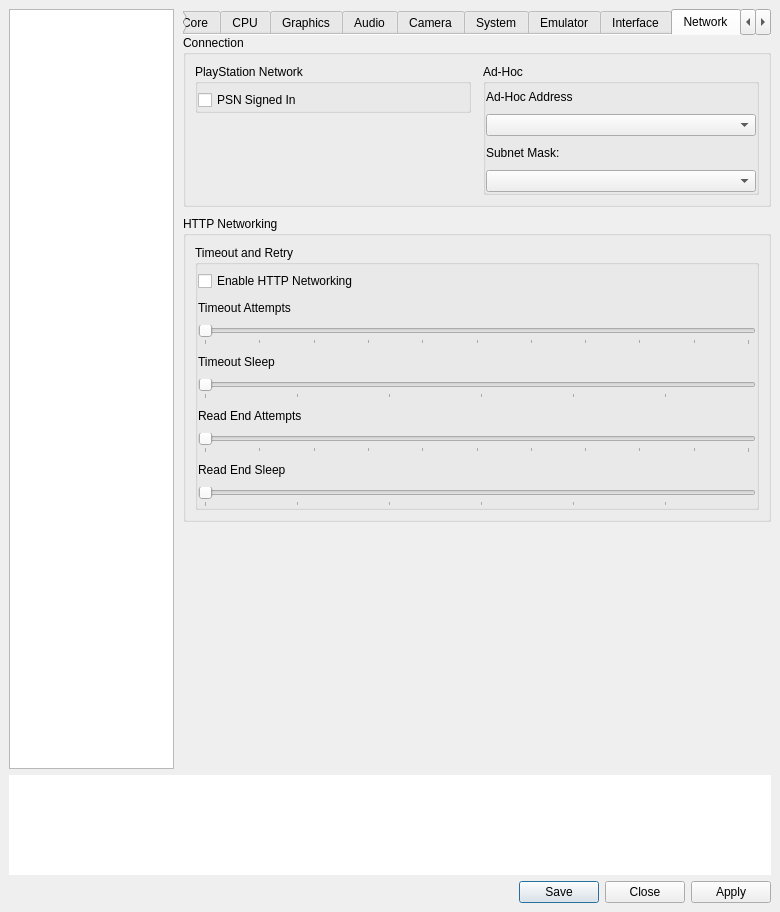
The window that vita3k/gui-qt/src/settings_dialog.ui (zipkindev/Vita3K) describes before a commit, drawn with Qt 5.
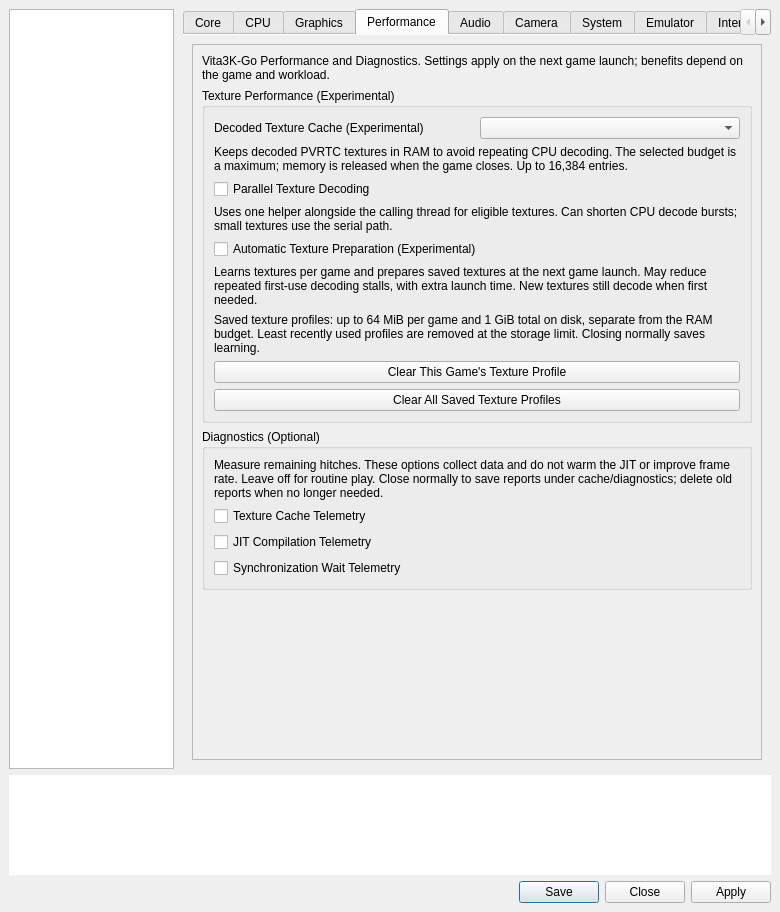
The same window after the commit. The open tabs and pages were chosen to show the change.

Commit message: Add bounded synchronization telemetry and dedicated Performance settings

The edit to the form file:
```diff
--- a/vita3k/gui-qt/src/settings_dialog.ui
+++ b/vita3k/gui-qt/src/settings_dialog.ui
@@ -1001,28 +1001,6 @@
                   </layout>
                  </widget>
                 </item>
-                <item row="2" column="0" colspan="2">
-                 <layout class="QHBoxLayout" name="decoded_texture_cache_layout">
-                  <item>
-                   <widget class="QLabel" name="label_decoded_texture_cache">
-                    <property name="text"><string>Decoded Texture Cache (Experimental)</string></property>
-                   </widget>
-                  </item>
-                  <item><widget class="QComboBox" name="decoded_texture_cache_mb"/></item>
-                 </layout>
-                </item>
-                <item row="3" column="0" colspan="2">
-                 <widget class="QCheckBox" name="automatic_texture_preparation">
-                  <property name="text"><string>Automatic Texture Preparation (Experimental)</string></property>
-                  <property name="toolTip"><string>Prepare learned PVRTC textures when launching this game and update its profile when the game closes normally. Requires a nonzero Decoded Texture Cache budget. Saved profiles use up to 64 MiB per game and 1 GiB total; older profiles are removed automatically. May add loading time. Takes effect on the next game launch.</string></property>
-                 </widget>
-                </item>
-                <item row="4" column="0" colspan="2">
-                 <layout class="QHBoxLayout" name="saved_texture_profiles_layout">
-                  <item><widget class="QPushButton" name="clear_game_texture_profile"><property name="text"><string>Clear This Game's Texture Profile</string></property></widget></item>
-                  <item><widget class="QPushButton" name="clear_all_texture_profiles"><property name="text"><string>Clear All Saved Texture Profiles</string></property></widget></item>
-                 </layout>
-                </item>
                 <item row="1" column="0" colspan="2">
                  <widget class="QGroupBox" name="gb_shaders">
                   <property name="title">
@@ -1124,6 +1102,188 @@
          </item>
         </layout>
        </widget>
+       <widget class="QWidget" name="performance_tab">
+        <attribute name="title">
+         <string>Performance</string>
+        </attribute>
+        <layout class="QVBoxLayout" name="performance_tab_layout">
+         <item>
+          <widget class="QScrollArea" name="performance_scroll">
+           <property name="widgetResizable">
+            <bool>true</bool>
+           </property>
+           <widget class="QWidget" name="performance_content">
+            <layout class="QVBoxLayout" name="performance_content_layout">
+             <item>
+              <widget class="QLabel" name="performance_intro">
+               <property name="text">
+                <string>Vita3K-Go Performance and Diagnostics. Settings apply on the next game launch; benefits depend on the game and workload.</string>
+               </property>
+               <property name="wordWrap">
+                <bool>true</bool>
+               </property>
+              </widget>
+             </item>
+             <item>
+              <widget class="QGroupBox" name="gb_texture_performance">
+               <property name="title">
+                <string>Texture Performance (Experimental)</string>
+               </property>
+               <layout class="QVBoxLayout" name="texture_performance_layout">
+                <item>
+                 <layout class="QHBoxLayout" name="decoded_texture_cache_layout">
+                  <item>
+                   <widget class="QLabel" name="label_decoded_texture_cache">
+                    <property name="text">
+                     <string>Decoded Texture Cache (Experimental)</string>
+                    </property>
+                   </widget>
+                  </item>
+                  <item>
+                   <widget class="QComboBox" name="decoded_texture_cache_mb" />
+                  </item>
+                 </layout>
+                </item>
+                <item>
+                 <widget class="QLabel" name="decoded_texture_cache_description">
+                  <property name="text">
+                   <string>Keeps decoded PVRTC textures in RAM to avoid repeating CPU decoding. The selected budget is a maximum; memory is released when the game closes. Up to 16,384 entries.</string>
+                  </property>
+                  <property name="wordWrap">
+                   <bool>true</bool>
+                  </property>
+                 </widget>
+                </item>
+                <item>
+                 <widget class="QCheckBox" name="parallel_texture_decode">
+                  <property name="text">
+                   <string>Parallel Texture Decoding</string>
+                  </property>
+                  <property name="toolTip">
+                   <string>Uses the caller and one helper for eligible PVRTC textures. Small textures keep the serial path. Can shorten decode bursts; uses additional CPU work in parallel.</string>
+                  </property>
+                 </widget>
+                </item>
+                <item><widget class="QLabel" name="parallel_texture_decode_description"><property name="text"><string>Uses one helper alongside the calling thread for eligible textures. Can shorten CPU decode bursts; small textures use the serial path.</string></property><property name="wordWrap"><bool>true</bool></property></widget></item>
+                <item>
+                 <widget class="QCheckBox" name="automatic_texture_preparation">
+                  <property name="text">
+                   <string>Automatic Texture Preparation (Experimental)</string>
+                  </property>
+                  <property name="toolTip">
+                   <string>Prepare learned PVRTC textures when launching this game and update its profile when the game closes normally. Requires a nonzero Decoded Texture Cache budget. Saved profiles use up to 64 MiB per game and 1 GiB total; older profiles are removed automatically. May add loading time. Takes effect on the next game launch.</string>
+                  </property>
+                 </widget>
+                </item>
+                <item>
+                 <widget class="QLabel" name="automatic_texture_preparation_description">
+                  <property name="text">
+                   <string>Learns textures per game and prepares saved textures at the next game launch. May reduce repeated first-use decoding stalls, with extra launch time. New textures still decode when first needed.</string>
+                  </property>
+                  <property name="wordWrap">
+                   <bool>true</bool>
+                  </property>
+                 </widget>
+                </item>
+                <item>
+                 <widget class="QLabel" name="texture_profile_storage_description">
+                  <property name="text">
+                   <string>Saved texture profiles: up to 64 MiB per game and 1 GiB total on disk, separate from the RAM budget. Least recently used profiles are removed at the storage limit. Closing normally saves learning.</string>
+                  </property>
+                  <property name="wordWrap">
+                   <bool>true</bool>
+                  </property>
+                 </widget>
+                </item>
+                <item>
+                 <layout class="QVBoxLayout" name="saved_texture_profiles_layout">
+                  <item>
+                   <widget class="QPushButton" name="clear_game_texture_profile">
+                    <property name="text">
+                     <string>Clear This Game's Texture Profile</string>
+                    </property>
+                   </widget>
+                  </item>
+                  <item>
+                   <widget class="QPushButton" name="clear_all_texture_profiles">
+                    <property name="text">
+                     <string>Clear All Saved Texture Profiles</string>
+                    </property>
+                   </widget>
+                  </item>
+                 </layout>
+                </item>
+               </layout>
+              </widget>
+             </item>
+             <item>
+              <widget class="QGroupBox" name="gb_performance_diagnostics">
+               <property name="title">
+                <string>Diagnostics (Optional)</string>
+               </property>
+               <layout class="QVBoxLayout" name="performance_diagnostics_layout">
+                <item>
+                 <widget class="QLabel" name="diagnostics_description">
+                  <property name="text">
+                   <string>Measure remaining hitches. These options collect data and do not warm the JIT or improve frame rate. Leave off for routine play. Close normally to save reports under cache/diagnostics; delete old reports when no longer needed.</string>
+                  </property>
+                  <property name="wordWrap">
+                   <bool>true</bool>
+                  </property>
+                 </widget>
+                </item>
+                <item>
+                 <widget class="QCheckBox" name="decoded_texture_telemetry">
+                  <property name="text">
+                   <string>Texture Cache Telemetry</string>
+                  </property>
+                  <property name="toolTip">
+                   <string>Writes bounded counters once per second (up to four hours). Includes hits, misses, decode time and evictions; no texture contents.</string>
+                  </property>
+                 </widget>
+                </item>
+                <item>
+                 <widget class="QCheckBox" name="jit_compile_telemetry">
+                  <property name="text">
+                   <string>JIT Compilation Telemetry</string>
+                  </property>
+                  <property name="toolTip">
+                   <string>Records main-thread compile misses, rolling detail and bounded session summaries on x64. Diagnostic only; does not precompile or execute guest code. Close normally to save reports.</string>
+                  </property>
+                 </widget>
+                </item>
+                <item>
+                 <widget class="QCheckBox" name="sync_wait_telemetry">
+                  <property name="text">
+                   <string>Synchronization Wait Telemetry</string>
+                  </property>
+                  <property name="toolTip">
+                   <string>Records selected guest and renderer API spans, with bounded summaries and rolling detail for spans of at least 2 ms. Nested spans overlap; these are not measurements of pure OS sleep. Close normally to save reports.</string>
+                  </property>
+                 </widget>
+                </item>
+               </layout>
+              </widget>
+             </item>
+             <item>
+              <spacer name="performance_spacer">
+               <property name="orientation">
+                <enum>Qt::Orientation::Vertical</enum>
+               </property>
+               <property name="sizeHint" stdset="0">
+                <size>
+                 <width>20</width>
+                 <height>20</height>
+                </size>
+               </property>
+              </spacer>
+             </item>
+            </layout>
+           </widget>
+          </widget>
+         </item>
+        </layout>
+       </widget>
        <widget class="QWidget" name="audio_tab">
         <attribute name="title">
          <string>Audio</string>
```
The commit also changes 27 other files.
